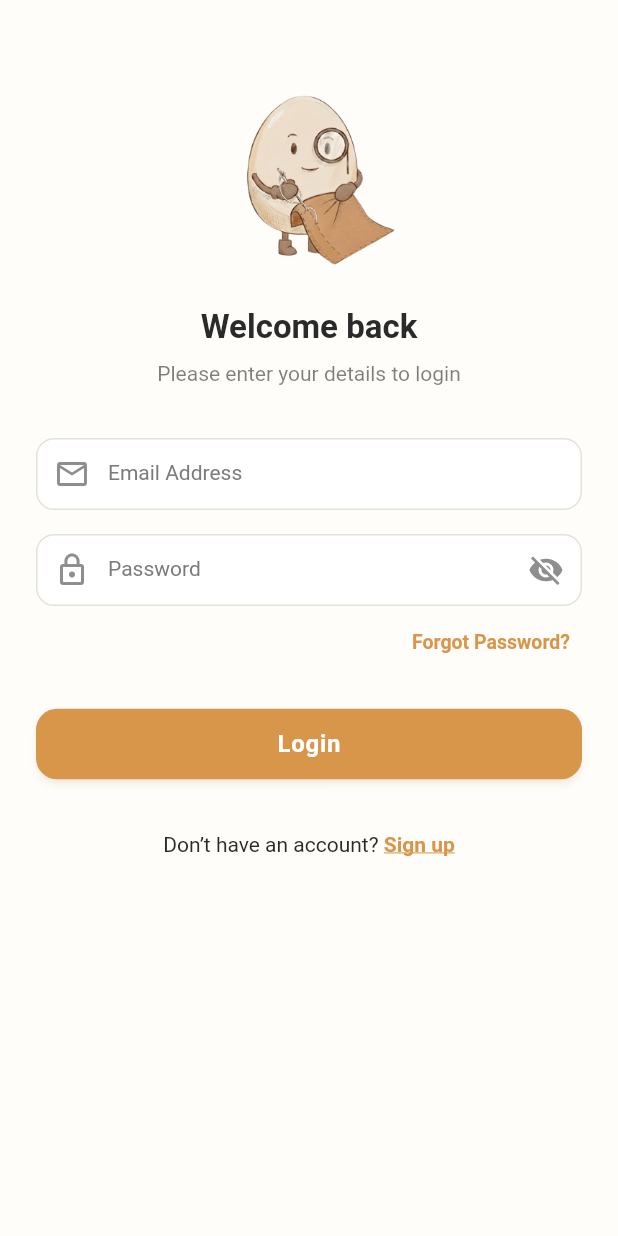
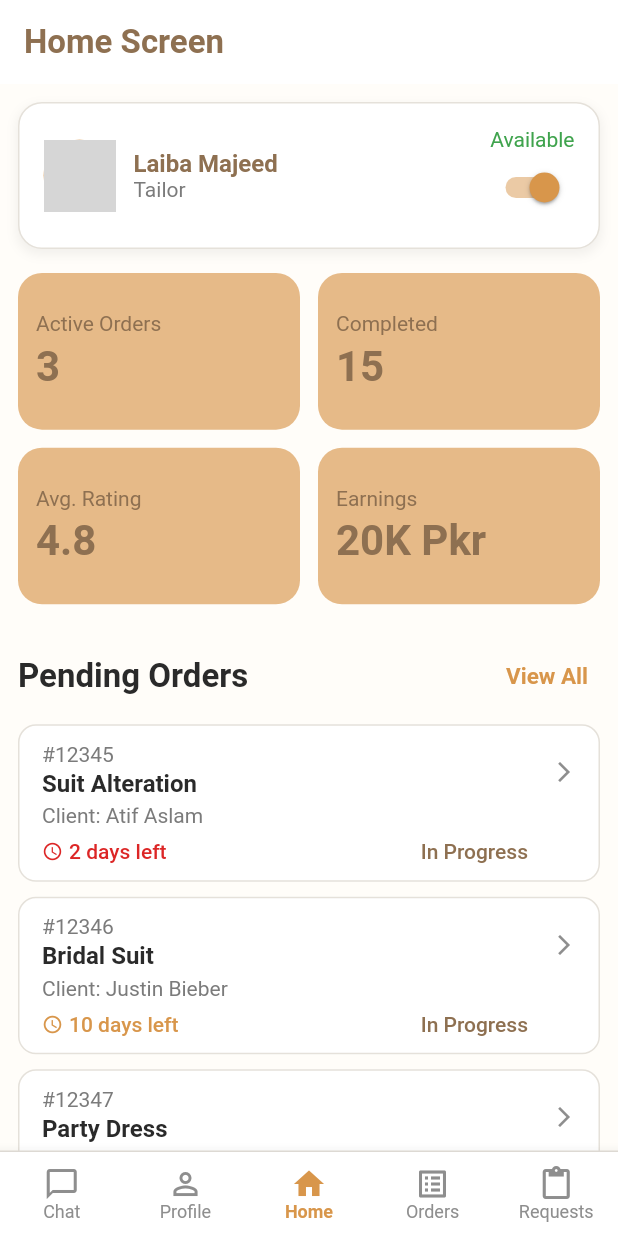
Before and after one commit to ToobaFayyaz55/stitchanda_tailor, a Flutter app: the screen it shows after launch, on a phone screen of 412 x 824 dp. Run offline on Flutter 3.47's test engine with Material 3 defaults, Android fonts, the light colour scheme and no system bars; our stand-ins replace cloud_firestore, firebase_auth, firebase_core, firebase_storage, image_picker; accounts and stored records are empty; generated files the repository leaves out were written again; Roboto replaces fonts that are missing (Poppins); grey boxes are pictures that could not be loaded.

Commit message:
Added Home Page with dummy data

```diff
--- a/lib/main.dart
+++ b/lib/main.dart
@@ -3,6 +3,7 @@ import 'package:firebase_core/firebase_core.dart';
 import 'firebase_options.dart';
 import 'theme/theme.dart';
 import 'view/screens/login_screen.dart';
+import 'view/screens/home_screen.dart';
 
 void main() async {
   WidgetsFlutterBinding.ensureInitialized();
@@ -22,7 +23,7 @@ class MyApp extends StatelessWidget {
       title: 'Stitchanda Tailor',
       // 👇 Use whichever you have defined in theme.dart
       theme: buildAppTheme(), // or lightTheme
-      home: const LoginScreen(),
+      home: const HomeScreen(),
     );
   }
 }
--- /dev/null
+++ b/lib/view/screens/home_screen.dart
@@ -0,0 +1,360 @@
+import 'package:flutter/material.dart';
+import 'package:stichanda_tailor/theme/theme.dart';
+
+// --- Dummy Data ---
+class Order {
+  final String id;
+  final String title;
+  final String client;
+  final String daysLeft;
+
+  Order({
+    required this.id,
+    required this.title,
+    required this.client,
+    required this.daysLeft,
+  });
+}
+
+final List<Order> pendingOrders = [
+  Order(
+    id: '#12345',
+    title: 'Suit Alteration',
+    client: 'Atif Aslam',
+    daysLeft: '2 days left',
+  ),
+  Order(
+    id: '#12346',
+    title: 'Bridal Suit',
+    client: 'Justin Bieber',
+    daysLeft: '10 days left',
+  ),
+  Order(
+    id: '#12347',
+    title: 'Party Dress',
+    client: 'Tooba Fayyaz',
+    daysLeft: '28 days left',
+  ),
+];
+// -----------------
+
+class HomeScreen extends StatelessWidget {
+  const HomeScreen({super.key});
+
+  @override
+  Widget build(BuildContext context) {
+    return Scaffold(
+      appBar: AppBar(
+        title: const Text('Home Screen'), // Matches the text in the image
+        // The rest of the styling comes from appBarTheme in theme.dart
+      ),
+      body: SingleChildScrollView(
+        child: Padding(
+          padding: const EdgeInsets.all(12.0),
+          child: Column(
+            crossAxisAlignment: CrossAxisAlignment.start,
+            children: [
+              const ProfileHeaderCard(),
+              const SizedBox(height: 16),
+              const StatsGrid(),
+              const SizedBox(height: 24),
+              _buildPendingOrdersHeader(context),
+              const SizedBox(height: 8),
+              ...pendingOrders.map((order) => PendingOrderTile(order: order)).toList(),
+            ],
+          ),
+        ),
+      ),
+      bottomNavigationBar: const CustomBottomNavBar(),
+    );
+  }
+
+  Widget _buildPendingOrdersHeader(BuildContext context) {
+    return Row(
+      mainAxisAlignment: MainAxisAlignment.spaceBetween,
+      children: [
+        Text(
+          'Pending Orders',
+          style: Theme.of(context).textTheme.titleLarge, // Using titleLarge for section heading
+        ),
+        TextButton(
+          onPressed: () {},
+          child: const Text('View All'), // Styled by textButtonTheme
+        ),
+      ],
+    );
+  }
+}
+
+// --- 1. Profile Header Card ---
+class ProfileHeaderCard extends StatefulWidget {
+  const ProfileHeaderCard({super.key});
+
+  @override
+  State<ProfileHeaderCard> createState() => _ProfileHeaderCardState();
+}
+
+class _ProfileHeaderCardState extends State<ProfileHeaderCard> {
+  bool _isAvailable = true;
+
+  @override
+  Widget build(BuildContext context) {
+    return Container(
+      padding: const EdgeInsets.all(16),
+      decoration: BoxDecoration(
+        color: AppColors.surface, // From your theme
+        borderRadius: BorderRadius.circular(16),
+        border: Border.all(color: AppColors.outline), // Soft border
+        boxShadow: [
+          BoxShadow(
+            color: Colors.black.withOpacity(0.05),
+            spreadRadius: 1,
+            blurRadius: 5,
+            offset: const Offset(0, 3),
+          ),
+        ],
+      ),
+      child: Row(
+        children: [
+          const CircleAvatar(
+            radius: 24,
+            backgroundImage: AssetImage('assets/images/laiba.png'), // Placeholder
+            backgroundColor: AppColors.beige,
+          ),
+          const SizedBox(width: 12),
+          Column(
+            crossAxisAlignment: CrossAxisAlignment.start,
+            children: [
+              Text(
+                'Laiba Majeed',
+                style: Theme.of(context).textTheme.bodyLarge!.copyWith(
+                  fontWeight: FontWeight.w600,
+                  color: AppColors.deepBrown, // Use deepBrown for primary text
+                ),
+              ),
+              Text(
+                'Tailor',
+                style: Theme.of(context).textTheme.bodyMedium, // Use bodyMedium for subtitle
+              ),
+            ],
+          ),
+          const Spacer(),
+          Column(
+            crossAxisAlignment: CrossAxisAlignment.end,
+            children: [
+              Text(
+                'Available',
+                style: Theme.of(context).textTheme.bodyMedium!.copyWith(
+                  color: _isAvailable ? AppColors.success : AppColors.textGrey,
+                ),
+              ),
+              Switch(
+                value: _isAvailable,
+                onChanged: (bool value) {
+                  setState(() {
+                    _isAvailable = value;
+                  });
+                },
+                activeColor: AppColors.caramel, // Main accent
+                inactiveThumbColor: AppColors.iconGrey,
+                inactiveTrackColor: AppColors.outline,
+              ),
+            ],
+          ),
+        ],
+      ),
+    );
+  }
+}
+
+// --- 2. Stats Grid ---
+class StatsGrid extends StatelessWidget {
+  const StatsGrid({super.key});
+
+  @override
+  Widget build(BuildContext context) {
+    return GridView.count(
+      shrinkWrap: true,
+      crossAxisCount: 2,
+      crossAxisSpacing: 12,
+      mainAxisSpacing: 12,
+      childAspectRatio: 1.8, // Adjust for desired card shape
+      physics: const NeverScrollableScrollPhysics(), // Important for nested scroll views
+      children: const [
+        _StatCard(title: 'Active Orders', value: '3'),
+        _StatCard(title: 'Completed', value: '15'),
+        _StatCard(title: 'Avg. Rating', value: '4.8'),
+        _StatCard(title: 'Earnings', value: '20K Pkr'),
+      ],
+    );
+  }
+}
+
+class _StatCard extends StatelessWidget {
+  final String title;
+  final String value;
+
+  const _StatCard({required this.title, required this.value});
+
+  @override
+  Widget build(BuildContext context) {
+    return Container(
+      padding: const EdgeInsets.all(12),
+      decoration: BoxDecoration(
+        color: AppColors.beige, // Lighter accent color
+        borderRadius: BorderRadius.circular(16),
+      ),
+      child: Column(
+        crossAxisAlignment: CrossAxisAlignment.start,
+        mainAxisAlignment: MainAxisAlignment.center,
+        children: [
+          Text(
+            title,
+            style: Theme.of(context).textTheme.bodyMedium!.copyWith(
+              color: AppColors.deepBrown,
+            ),
+          ),
+          const SizedBox(height: 4),
+          Text(
+            value,
+            style: Theme.of(context).textTheme.titleLarge!.copyWith(
+              color: AppColors.deepBrown,
+              fontSize: 28, // Slightly larger for impact
+            ),
+          ),
+        ],
+      ),
+    );
+  }
+}
+
+// --- 3. Pending Order Tile ---
+class PendingOrderTile extends StatelessWidget {
+  final Order order;
+
+  const PendingOrderTile({super.key, required this.order});
+
+  @override
+  Widget build(BuildContext context) {
+    return Card(
+      elevation: 0, // Remove default card elevation
+      margin: const EdgeInsets.only(bottom: 10),
+      shape: RoundedRectangleBorder(
+        borderRadius: BorderRadius.circular(12),
+        side: const BorderSide(color: AppColors.outline), // Use outline for border
+      ),
+      child: ListTile(
+        contentPadding: const EdgeInsets.symmetric(horizontal: 16, vertical: 8),
+        title: Column(
+          crossAxisAlignment: CrossAxisAlignment.start,
+          children: [
+            Text(
+              order.id,
+              style: Theme.of(context).textTheme.bodyMedium,
+            ),
+            const SizedBox(height: 2),
+            Text(
+              order.title,
+              style: Theme.of(context).textTheme.bodyLarge!.copyWith(
+                fontWeight: FontWeight.w600,
+                color: AppColors.textBlack,
+              ),
+            ),
+            const SizedBox(height: 4),
+            Text(
+              'Client: ${order.client}',
+              style: Theme.of(context).textTheme.bodyMedium!.copyWith(
+                color: AppColors.textGrey,
+              ),
+            ),
+          ],
+        ),
+        subtitle: Padding(
+          padding: const EdgeInsets.only(top: 8.0),
+          child: Row(
+            children: [
+              Icon(Icons.access_time, size: 14, color: _getDaysLeftColor(order.daysLeft)),
+              const SizedBox(width: 4),
+              Text(
+                order.daysLeft,
+                style: Theme.of(context).textTheme.bodyMedium!.copyWith(
+                  color: _getDaysLeftColor(order.daysLeft),
+                  fontWeight: FontWeight.w500,
+                ),
+              ),
+              const Spacer(),
+              Text(
+                'In Progress',
+                style: Theme.of(context).textTheme.bodyMedium!.copyWith(
+                  color: AppColors.deepBrown, // A soft color for status
+                  fontWeight: FontWeight.w500,
+                ),
+              ),
+            ],
+          ),
+        ),
+        trailing: Icon(
+          Icons.arrow_forward_ios,
+          size: 16,
+          color: AppColors.iconGrey,
+        ),
+        onTap: () {
+          // Navigate to order details
+        },
+      ),
+    );
+  }
+
+  // Helper to change color based on urgency
+  Color _getDaysLeftColor(String daysLeft) {
+    final int days = int.tryParse(daysLeft.split(' ')[0]) ?? 99;
+    if (days <= 5) {
+      return AppColors.error; // Red for urgent
+    } else if (days <= 15) {
+      return AppColors.caramel; // Caramel for getting close
+    } else {
+      return AppColors.success; // Green/Success for long time left
+    }
+  }
+}
+
+// --- 4. Custom Bottom Navigation Bar ---
+class CustomBottomNavBar extends StatelessWidget {
+  const CustomBottomNavBar({super.key});
+
+  @override
+  Widget build(BuildContext context) {
+    return Container(
+      decoration: BoxDecoration(
+        color: AppColors.surface,
+        border: Border(
+          top: BorderSide(color: AppColors.outline),
+        ),
+      ),
+      child: BottomNavigationBar(
+        currentIndex: 2, // Highlight 'Home'
+        backgroundColor: AppColors.surface,
+        selectedItemColor: AppColors.caramel, // Caramel for active item
+        unselectedItemColor: AppColors.iconGrey, // IconGrey for inactive items
+        showUnselectedLabels: true,
+        type: BottomNavigationBarType.fixed, // To show all labels
+        selectedLabelStyle: Theme.of(context).textTheme.bodyMedium!.copyWith(
+          fontSize: 12,
+          fontWeight: FontWeight.w600,
+          color: AppColors.caramel,
+        ),
+        unselectedLabelStyle: Theme.of(context).textTheme.bodyMedium!.copyWith(
+          fontSize: 12,
+          color: AppColors.iconGrey,
+        ),
+        items: const [
+          BottomNavigationBarItem(icon: Icon(Icons.chat_bubble_outline), label: 'Chat'),
+          BottomNavigationBarItem(icon: Icon(Icons.person_outline), label: 'Profile'),
+          BottomNavigationBarItem(icon: Icon(Icons.home), label: 'Home'),
+          BottomNavigationBarItem(icon: Icon(Icons.list_alt), label: 'Orders'),
+          BottomNavigationBarItem(icon: Icon(Icons.content_paste), label: 'Requests'),
+        ],
+      ),
+    );
+  }
+}
```
Also changed, not shown: 1 other file.
